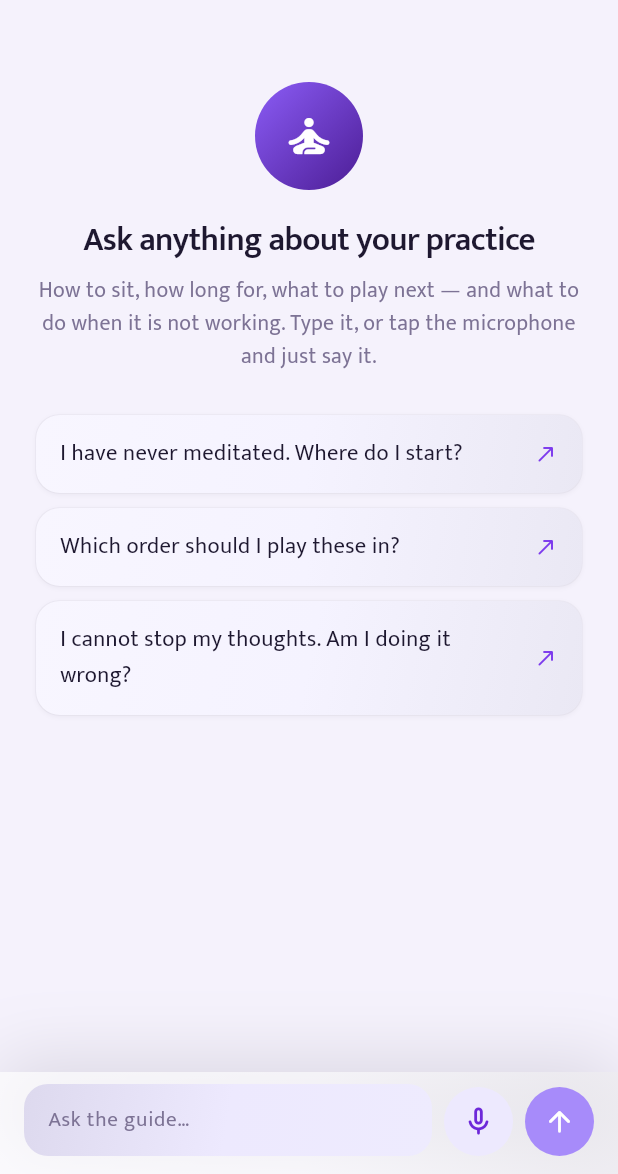
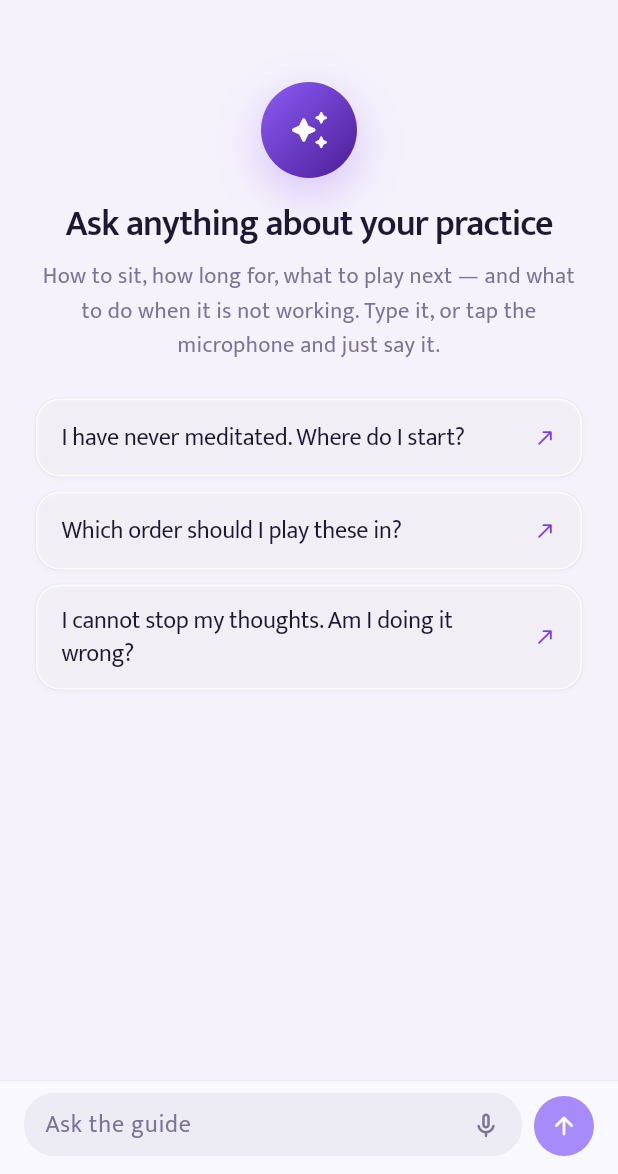
Before and after one commit to cyberking-coder/Rishi_app2, a Flutter app: the ChatScreen screen opened by its route, on a phone screen of 412 x 824 dp, the part 62-1236 px from its top. Run offline on Flutter 3.47's test engine with Material 3 defaults, Android fonts, the phone set to English and light mode, and no system bars; our stand-ins replace audio_service, chewie, device_info_plus, firebase_core, firebase_messaging, flutter_local_notifications and 10 more; missing offline and left inert: pointycastle; accounts and stored records are empty; network calls fail.

Commit message:
Restyle the Guide
The composer becomes one well with the mic inside it and a single
violet send button outside. Three circles in a row made dictation look
like a peer of send, when it is a way of filling the field that send
acts on.

The opener suggestions become glass rows at 16px, and the empty state's
mark picks up the violet glow the design puts under it.

```diff
--- a/mobile_app/lib/features/chat/presentation/screens/chat_screen.dart
+++ b/mobile_app/lib/features/chat/presentation/screens/chat_screen.dart
@@ -237,26 +237,40 @@ class _Empty extends StatelessWidget {
       children: [
         Center(
           child: Container(
-            width: 72,
-            height: 72,
+            width: 64,
+            height: 64,
             decoration: const BoxDecoration(
               gradient: AppTheme.sageGradient,
               shape: BoxShape.circle,
+              boxShadow: [
+                BoxShadow(
+                  color: Color(0x427C3AED),
+                  blurRadius: 26,
+                  offset: Offset(0, 10),
+                ),
+              ],
             ),
             child: const Icon(
-              Icons.self_improvement_rounded,
+              Icons.auto_awesome_rounded,
               color: Colors.white,
-              size: 36,
+              size: 28,
             ),
           ),
         ),
-        const SizedBox(height: 20),
+        const SizedBox(height: 16),
         const Text(
           'Ask anything about your practice',
           textAlign: TextAlign.center,
-          style: AppTheme.headline,
+          style: TextStyle(
+            fontFamily: AppTheme.text,
+            fontSize: 24,
+            height: 1.25,
+            fontWeight: FontWeight.w600,
+            letterSpacing: -0.6,
+            color: AppTheme.textPrimary,
           ),
-        const SizedBox(height: 10),
+        ),
+        const SizedBox(height: 8),
         const Text(
           'How to sit, how long for, what to play next — and what to do '
           'when it is not working. Type it, or tap the microphone and '
@@ -264,12 +278,12 @@ class _Empty extends StatelessWidget {
           textAlign: TextAlign.center,
           style: TextStyle(
             fontFamily: AppTheme.text,
-            fontSize: 14.5,
-            height: 22 / 14.5,
+            fontSize: 15,
+            height: 1.5,
             color: AppTheme.textSecondary,
           ),
         ),
-        const SizedBox(height: 28),
+        const SizedBox(height: 24),
         for (final opener in _openers)
           Padding(
             padding: const EdgeInsets.only(bottom: 10),
@@ -277,21 +291,27 @@ class _Empty extends StatelessWidget {
               onTap: () => onPick(opener),
               borderRadius: BorderRadius.circular(AppTheme.radiusRow),
               child: Container(
+                constraints: const BoxConstraints(minHeight: 52),
                 padding:
-                    const EdgeInsets.symmetric(horizontal: 16, vertical: 14),
-                decoration: AppTheme.claySurface(
-                  color: AppTheme.surfaceCream,
-                  radius: AppTheme.radiusRow,
-                  small: true,
-                ),
+                    const EdgeInsets.symmetric(horizontal: 16, vertical: 12),
+                decoration: AppTheme.glassSurface(),
                 child: Row(
                   children: [
                     Expanded(
-                      child: Text(opener, style: AppTheme.body),
+                      child: Text(
+                        opener,
+                        style: const TextStyle(
+                          fontFamily: AppTheme.text,
+                          fontSize: 16,
+                          height: 1.35,
+                          letterSpacing: -0.16,
+                          color: AppTheme.textPrimary,
                         ),
-                    const SizedBox(width: 10),
+                      ),
+                    ),
+                    const SizedBox(width: 12),
                     const Icon(Icons.north_east_rounded,
-                        size: 16, color: AppTheme.sage),
+                        size: 15, color: AppTheme.sage),
                   ],
                 ),
               ),
@@ -606,19 +626,31 @@ class _Composer extends StatelessWidget {
 
   @override
   Widget build(BuildContext context) {
+    // The mic lives inside the field rather than beside it. The design
+    // gives the composer one well and one violet button; three circles
+    // in a row made dictation look like a peer of send, when it is a way
+    // of filling the field send acts on.
     return Container(
       padding: const EdgeInsets.fromLTRB(16, 8, 16, 12),
-      decoration: BoxDecoration(
-        gradient: AppTheme.clayFill(),
-        boxShadow: AppTheme.navShadow,
+      decoration: const BoxDecoration(
+        color: Color(0xF0FAF8FF),
+        border: Border(top: BorderSide(color: AppTheme.border, width: 0.5)),
       ),
       child: Row(
         crossAxisAlignment: CrossAxisAlignment.end,
         children: [
           Expanded(
             child: Container(
-              decoration: AppTheme.clayInset(radius: AppTheme.radiusRow),
-              padding: const EdgeInsets.symmetric(horizontal: 16),
+              constraints: const BoxConstraints(minHeight: 40),
+              decoration: BoxDecoration(
+                color: AppTheme.well,
+                borderRadius: BorderRadius.circular(20),
+              ),
+              padding: const EdgeInsets.only(left: 14, right: 4),
+              child: Row(
+                crossAxisAlignment: CrossAxisAlignment.end,
+                children: [
+                  Expanded(
                     child: TextField(
                       controller: controller,
                       enabled: enabled,
@@ -627,38 +659,46 @@ class _Composer extends StatelessWidget {
                       textCapitalization: TextCapitalization.sentences,
                       textInputAction: TextInputAction.send,
                       onSubmitted: enabled ? onSend : null,
-                style: AppTheme.body,
+                      style: const TextStyle(
+                        fontFamily: AppTheme.text,
+                        fontSize: 16,
+                        height: 1.35,
+                        color: AppTheme.textPrimary,
+                      ),
                       decoration: InputDecoration(
-                  hintText:
-                      listening ? 'Listening…' : 'Ask the guide…',
+                        hintText: listening ? 'Listening…' : 'Ask the guide',
+                        hintStyle: const TextStyle(
+                          fontFamily: AppTheme.text,
+                          fontSize: 16,
+                          color: AppTheme.textSecondary,
+                        ),
                         filled: false,
+                        isDense: true,
                         border: InputBorder.none,
                         enabledBorder: InputBorder.none,
                         focusedBorder: InputBorder.none,
-                  contentPadding: const EdgeInsets.symmetric(vertical: 12),
+                        contentPadding:
+                            const EdgeInsets.symmetric(vertical: 10),
                       ),
                     ),
                   ),
+                  // Dictation. Deliberately does not send when speech
+                  // ends: the recogniser mishears names and Hindi words
+                  // often enough that auto-sending would spend one of
+                  // the day's twenty questions on a garbled sentence the
+                  // user never got to read.
+                  IconButton(
+                    onPressed: onMic,
+                    visualDensity: VisualDensity.compact,
+                    icon: Icon(
+                      listening ? Icons.stop_rounded : Icons.mic_none_rounded,
+                      color: listening
+                          ? AppTheme.danger
+                          : AppTheme.textSecondary,
+                      size: 20,
                     ),
-          const SizedBox(width: 8),
-          // Dictation. Deliberately does not send when speech ends: the
-          // recogniser mishears names and Hindi words often enough that
-          // auto-sending would spend one of the day's twenty questions on
-          // a garbled sentence the user never got to read.
-          GestureDetector(
-            onTap: onMic,
-            child: Container(
-              width: 46,
-              height: 46,
-              decoration: BoxDecoration(
-                color: listening ? AppTheme.danger : AppTheme.sageSoft,
-                shape: BoxShape.circle,
-                boxShadow: listening ? AppTheme.rowShadow : null,
                   ),
-              child: Icon(
-                listening ? Icons.stop_rounded : Icons.mic_none_rounded,
-                color: listening ? Colors.white : AppTheme.sageDark,
-                size: 23,
+                ],
               ),
             ),
           ),
@@ -673,17 +713,16 @@ class _Composer extends StatelessWidget {
               return GestureDetector(
                 onTap: ready ? () => onSend(value.text) : null,
                 child: Container(
-                  width: 46,
-                  height: 46,
+                  width: 40,
+                  height: 40,
                   decoration: BoxDecoration(
                     color: ready ? AppTheme.sage : AppTheme.sageLight,
                     shape: BoxShape.circle,
-                    boxShadow: ready ? AppTheme.rowShadow : null,
                   ),
                   child: const Icon(
                     Icons.arrow_upward_rounded,
                     color: Colors.white,
-                    size: 22,
+                    size: 19,
                   ),
                 ),
               );
```
Lines whose indentation alone changed are shown as unchanged.
